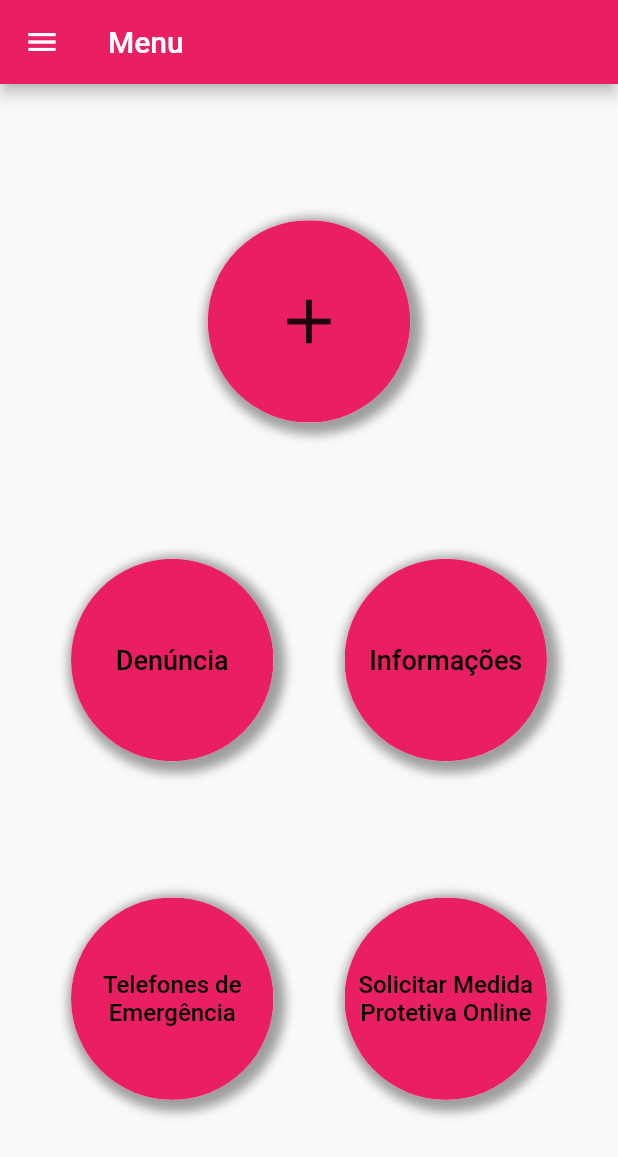
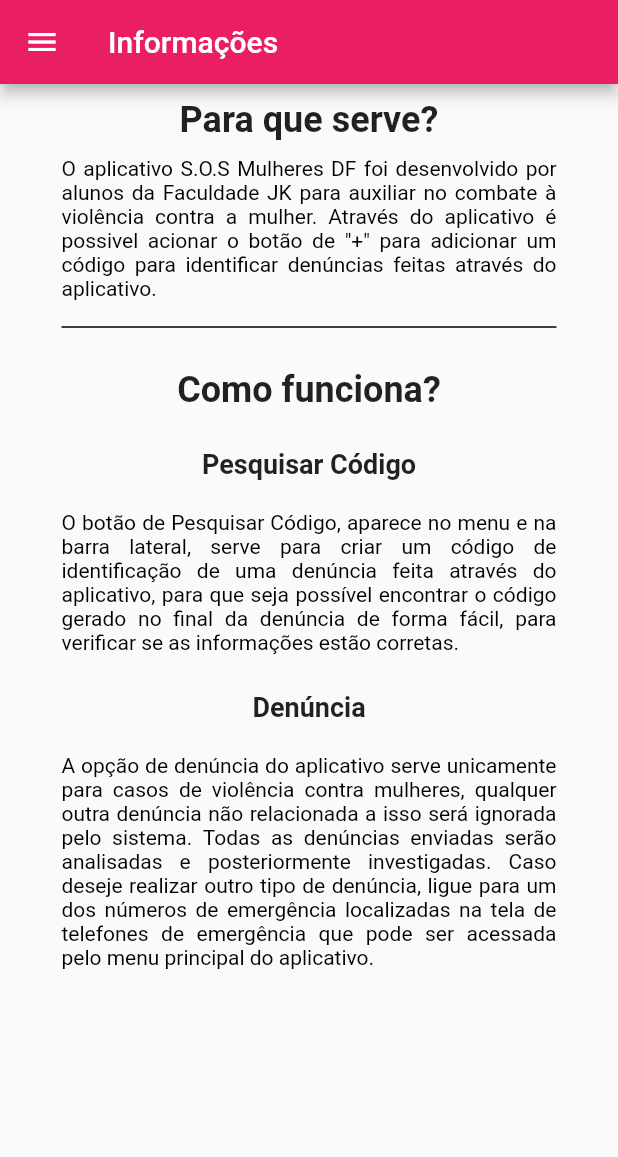
Before and after one commit to Felipe-ABS/SOS_Mulheres_DF, a Flutter app: the screen it shows after launch, after a tap on "Informações", on a phone screen of 412 x 824 dp. Shown: the top 1157 px of the screen. Run offline on Flutter 3.47's test engine with Material 2 defaults, Android fonts, the phone set to English and light mode, and no system bars.

Commit message:
Tela de Informações adicionada

```diff
--- a/lib/main.dart
+++ b/lib/main.dart
@@ -1,5 +1,6 @@
 import 'package:flutter/material.dart';
 import 'package:sos_mulheres/screens/codigos.dart';
+import 'package:sos_mulheres/screens/informacoes.dart';
 import 'package:sos_mulheres/screens/leis.dart';
 import 'package:sos_mulheres/screens/menu.dart';
 import 'package:sos_mulheres/screens/telefones.dart';
@@ -20,8 +21,9 @@
       routes: {
         '/': (context) => const MenuPage(title: "menu"),
         '/leis': (context) => const LeiPage(),
-        '/addCodigos': (context) => const AddCodePage(),
+        '/addCodigos': (context) => const SearchCodePage(),
         '/telefones': (context) => const TelephonePage(),
+        '/informacoes': (context) => const InformacoesPage(),
       },
     );
   }
--- a/lib/screens/codigos.dart
+++ b/lib/screens/codigos.dart
@@ -1,8 +1,8 @@
 import 'package:flutter/material.dart';
 import '../components/app_drawer.dart';
 
-class AddCodePage extends StatelessWidget {
-  const AddCodePage({Key? key}) : super(key: key);
+class SearchCodePage extends StatelessWidget {
+  const SearchCodePage({Key? key}) : super(key: key);
 
   @override
   Widget build(BuildContext context) {
@@ -13,9 +13,13 @@
       drawer: const AppDrawer(),
       body: Center(
         child: Card(
+          child: SizedBox(
+            height: 130,
+            width: 300,
             child: Column(
               children: [
                 TextFormField(
+                  maxLength: 8,
                   textAlign: TextAlign.center,
                   decoration: const InputDecoration(labelText: 'Código'),
                 ),
@@ -27,6 +31,7 @@
             ),
           ),
         ),
+      ),
     );
   }
 }
--- /dev/null
+++ b/lib/screens/informacoes.dart
@@ -0,0 +1,100 @@
+import 'package:flutter/material.dart';
+import '../components/app_drawer.dart';
+
+class InformacoesPage extends StatelessWidget {
+  const InformacoesPage({Key? key}) : super(key: key);
+
+  @override
+  Widget build(BuildContext context) {
+    return Scaffold(
+      appBar: AppBar(
+        title: const Text('Informações'),
+      ),
+      drawer: const AppDrawer(),
+      body: Center(
+        child: SizedBox(
+          width: 330,
+          child: Column(
+            children: [
+              const SizedBox(height: 10),
+              const Text(
+                "Para que serve?",
+                style: TextStyle(
+                  fontSize: 24,
+                  fontWeight: FontWeight.bold,
+                ),
+              ),
+              const SizedBox(height: 10),
+              RichText(
+                textAlign: TextAlign.justify,
+                text: const TextSpan(
+                  text:
+                      "O aplicativo S.O.S Mulheres DF foi desenvolvido por alunos da Faculdade JK para auxiliar no combate à violência contra a mulher. Através do aplicativo é possivel acionar o botão de \"+\" para adicionar um código para identificar denúncias feitas através do aplicativo.",
+                  style: TextStyle(
+                    fontSize: 14,
+                    color: Colors.black,
+                  ),
+                ),
+              ),
+              const SizedBox(
+                height: 10,
+              ),
+              const Divider(
+                thickness: 1,
+                color: Colors.black,
+              ),
+              const SizedBox(height: 20),
+              const Text(
+                "Como funciona?",
+                style: TextStyle(
+                  fontSize: 24,
+                  fontWeight: FontWeight.bold,
+                ),
+              ),
+              const SizedBox(height: 25),
+              const Text(
+                "Pesquisar Código",
+                style: TextStyle(
+                  fontSize: 18,
+                  fontWeight: FontWeight.bold,
+                ),
+              ),
+              const SizedBox(height: 20),
+              RichText(
+                textAlign: TextAlign.justify,
+                text: const TextSpan(
+                  text:
+                      "O botão de Pesquisar Código, aparece no menu e na barra lateral, serve para criar um código de identificação de uma denúncia feita através do aplicativo, para que seja possível encontrar o código gerado no final da denúncia de forma fácil, para verificar se as informações estão corretas.",
+                  style: TextStyle(
+                    fontSize: 14,
+                    color: Colors.black,
+                  ),
+                ),
+              ),
+              const SizedBox(height: 25),
+              const Text(
+                "Denúncia",
+                style: TextStyle(
+                  fontSize: 18,
+                  fontWeight: FontWeight.bold,
+                ),
+              ),
+              const SizedBox(height: 20),
+              RichText(
+                textAlign: TextAlign.justify,
+                text: const TextSpan(
+                  text:
+                      "A opção de denúncia do aplicativo serve unicamente para casos de violência contra mulheres, qualquer outra denúncia não relacionada a isso será ignorada pelo sistema. Todas as denúncias enviadas serão analisadas e posteriormente investigadas. Caso deseje realizar outro tipo de denúncia, ligue para um dos números de emergência localizadas na tela de telefones de emergência que pode ser acessada pelo menu principal do aplicativo.",
+                  style: TextStyle(
+                    fontSize: 14,
+                    color: Colors.black,
+                  ),
+                ),
+              ),
+            ],
+          ),
+        ),
+      ),
+    );
+  }
+}
--- a/lib/screens/menu.dart
+++ b/lib/screens/menu.dart
@@ -41,7 +41,7 @@
                     width: 135,
                     height: 135,
                     child: Icon(
-                      Icons.add,
+                      Icons.content_paste_search,
                       size: 50,
                     ),
                   ),
@@ -112,7 +112,9 @@
                     color: Colors.pink, // Button color
                     child: InkWell(
                       splashColor: Colors.pinkAccent, // Splash color
-                      onTap: () {},
+                      onTap: () {
+                        Navigator.popAndPushNamed(context, '/informacoes');
+                      },
                       child: SizedBox(
                         width: 135,
                         height: 135,
```
Lines whose indentation alone changed are shown as unchanged.
